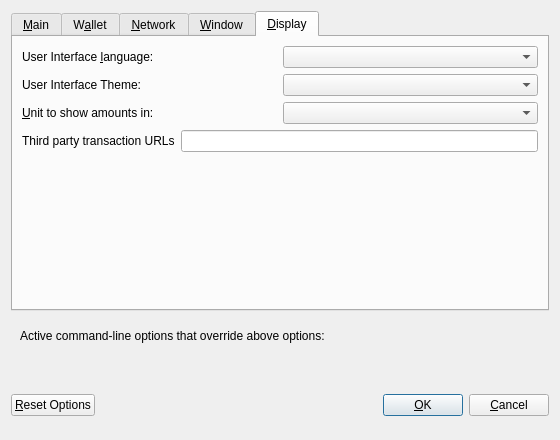
This is src/qt/forms/optionsdialog.ui in LIMXTEC/BitSend as Qt 5 draws it before an edit. The edited form follows.
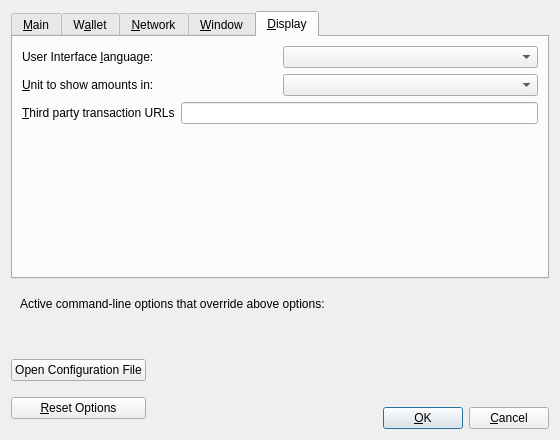
This is the edited form. The open tabs and pages were chosen to show the change. Custom widgets are drawn as their Qt base class.

The edit to the form file:
```diff
--- a/src/qt/forms/optionsdialog.ui
+++ b/src/qt/forms/optionsdialog.ui
@@ -578,20 +578,6 @@
          </item>
         </layout>
        </item>
-	   <item>
-        <layout class="QHBoxLayout" name="horizontalLayout_4_Display" stretch="0,0">
-         <item>
-          <widget class="QLabel" name="themeLabel">
-           <property name="text">
-            <string>User Interface Theme:</string>
-           </property>
-          </widget>
-         </item>
-         <item>
-          <widget class="QValueComboBox" name="theme"/>
-         </item>
-        </layout>
-       </item>
        <item>
         <layout class="QHBoxLayout" name="horizontalLayout_2_Display">
          <item>
@@ -624,7 +610,7 @@
             <string>Third party URLs (e.g. a block explorer) that appear in the transactions tab as context menu items. %s in the URL is replaced by transaction hash. Multiple URLs are separated by vertical bar |.</string>
            </property>
            <property name="text">
-            <string>Third party transaction URLs</string>
+            <string>&amp;Third party transaction URLs</string>
            </property>
            <property name="buddy">
             <cstring>thirdPartyTxUrls</cstring>
@@ -706,6 +692,21 @@
    <item>
     <layout class="QHBoxLayout" name="horizontalLayout_Buttons">
      <item>
+      <layout class="QVBoxLayout" name="verticalLayout_Buttons">
+       <item>
+        <widget class="QPushButton" name="openbitsendConfButton">
+         <property name="toolTip">
+          <string>Open the %1 configuration file from the working directory.</string>
+         </property>
+         <property name="text">
+          <string>Open Configuration File</string>
+         </property>
+         <property name="autoDefault">
+          <bool>false</bool>
+         </property>
+        </widget>
+       </item>
+       <item>
       <widget class="QPushButton" name="resetButton">
        <property name="toolTip">
         <string>Reset all client options to default.</string>
@@ -718,6 +719,8 @@
        </property>
       </widget>
      </item>
+      </layout>
+     </item>
      <item>
       <spacer name="horizontalSpacer_1">
        <property name="orientation">
@@ -770,6 +773,23 @@
       </spacer>
      </item>
      <item>
+      <layout class="QVBoxLayout" name="verticalLayout_4">
+       <item>
+        <spacer name="verticalSpacer">
+         <property name="orientation">
+          <enum>Qt::Vertical</enum>
+         </property>
+         <property name="sizeHint" stdset="0">
+          <size>
+           <width>20</width>
+           <height>40</height>
+          </size>
+         </property>
+        </spacer>
+       </item>
+       <item>
+        <layout class="QHBoxLayout" name="horizontalLayout">
+         <item>
       <widget class="QPushButton" name="okButton">
        <property name="text">
         <string>&amp;OK</string>
@@ -795,6 +815,10 @@
     </layout>
    </item>
   </layout>
+     </item>
+    </layout>
+   </item>
+  </layout>
  </widget>
  <customwidgets>
   <customwidget>
```
Left out of the diff: 26 changed lines with no effect on the pictures. Lines whose indentation alone changed are shown as unchanged.
